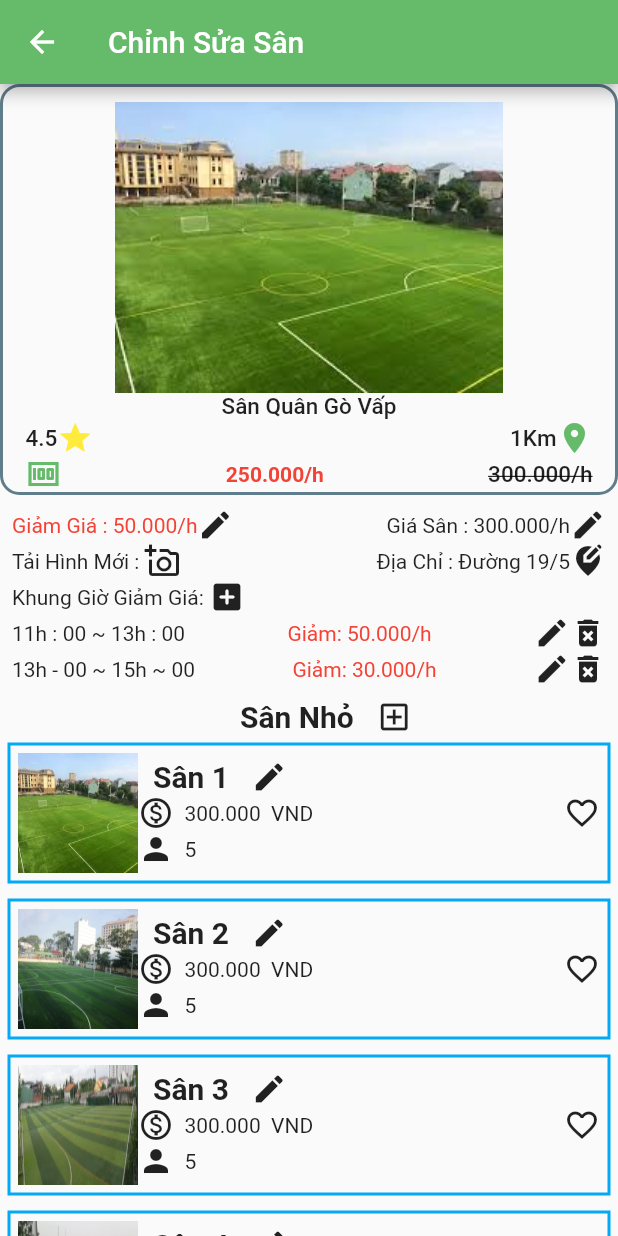
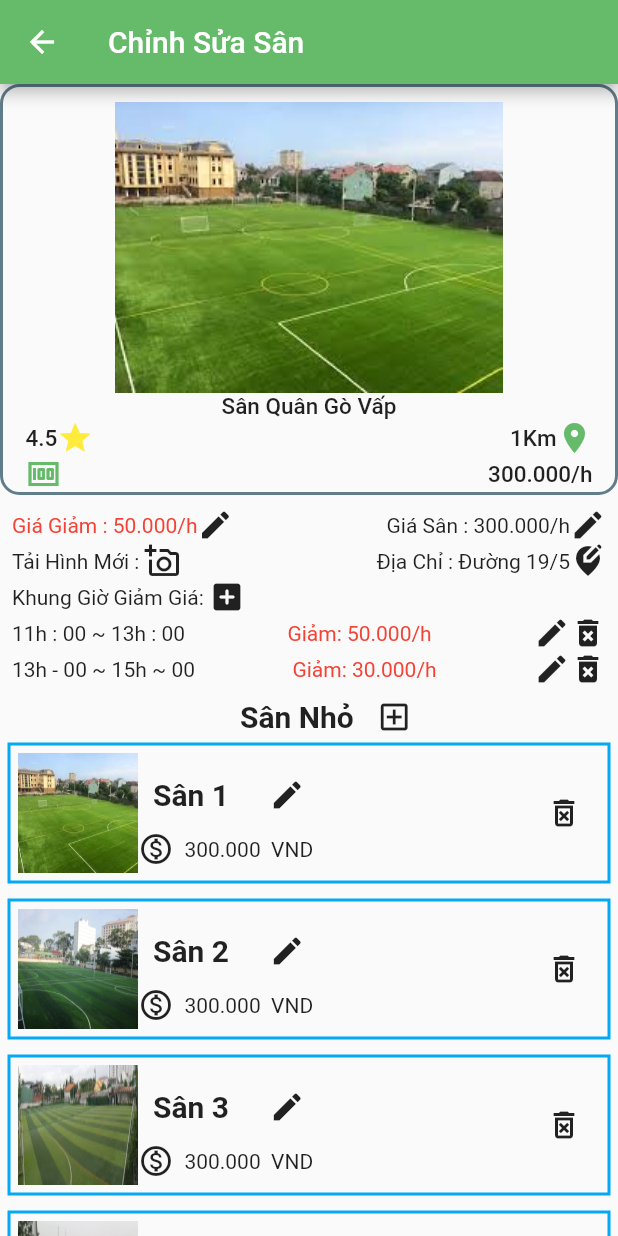
Before and after one commit to ATAnhTuan/HCI-Project-Mobile, a Flutter app: the HomeScreenOwner screen opened directly, after a tap on "Sân Quân Gò Vấp", on a phone screen of 412 x 824 dp. Run offline on Flutter 3.47's test engine with Material 2 defaults, Android fonts, the phone set to English and light mode, and no system bars; our stand-ins replace babstrap_settings_screen, flutter_svg, font_awesome_flutter, google_fonts, select_form_field, table_calendar; missing offline and left inert: otp_screen, pin_entry_text_field.

Commit message:
update owner

```diff
--- a/HCI-Project-Mobile/lib/Screen/Login/LoginScreen.dart
+++ b/HCI-Project-Mobile/lib/Screen/Login/LoginScreen.dart
@@ -3,9 +3,14 @@ import '../../components/responsive.dart';
 import 'components/login_form.dart';
 import 'components/login_screen_top_image.dart';
 
-class LoginScreen extends StatelessWidget {
+class LoginScreen extends StatefulWidget {
   const LoginScreen({Key? key}) : super(key: key);
 
+  @override
+  State<LoginScreen> createState() => _LoginScreenState();
+}
+
+class _LoginScreenState extends State<LoginScreen> {
   @override
   Widget build(BuildContext context) {
     return MaterialApp(
--- a/HCI-Project-Mobile/lib/Screen/Owner/Edit.dart
+++ b/HCI-Project-Mobile/lib/Screen/Owner/Edit.dart
@@ -106,19 +106,12 @@ class ItemSale extends StatelessWidget {
                   color: Colors.green[400],
                 ),
                 Spacer(),
-                Text(
-                  "250.000/h",
-                  style: TextStyle(
-                    color: Colors.red,
-                    fontWeight: FontWeight.bold,
-                  ),
-                ),
                 Spacer(),
                 Text("300.000/h",
                     style: TextStyle(
                         fontSize: 15,
                         fontWeight: FontWeight.w500,
-                        decoration: TextDecoration.lineThrough))
+                     ))
               ],
             )
           ],
@@ -142,7 +135,7 @@ class Edititem extends StatelessWidget {
           Row(
             children: [
               Text(
-                "Giảm Giá : 50.000/h",
+                "Giá Giảm : 50.000/h",
                 style: TextStyle(color: Colors.red),
               ),
               Icon(Icons.edit),
@@ -215,10 +208,8 @@ class ListItem extends StatelessWidget {
       padding: EdgeInsets.all(5),
       child: Container(
         padding: EdgeInsets.all(5),
-        decoration: BoxDecoration(border: Border.all(
-          color: Colors.lightBlue,
-          width: 2
-        )),
+        decoration: BoxDecoration(
+            border: Border.all(color: Colors.lightBlue, width: 2)),
         child: Row(
           children: <Widget>[
             Column(
@@ -245,7 +236,48 @@ class ListItem extends StatelessWidget {
                         fontSize: 20,
                       ),
                     ),
-                    Icon(Icons.edit)
+                    IconButton(
+                        onPressed: () => showDialog(
+                            context: context,
+                            builder: (BuildContext context) => AlertDialog(
+                                  title: const Text('AlertDialog Title'),
+                                  content: Container(
+                                    height: 150,
+                                    child: Column(
+                                      children: [
+                                        TextField(
+                                          obscureText: false,
+                                          decoration: InputDecoration(
+                                            border: OutlineInputBorder(),
+                                            labelText: 'Tên Sân',
+
+                                          ),
+                                        ),
+                                        Spacer(),
+                                        TextField(
+                                          obscureText: false,
+                                          decoration: InputDecoration(
+                                            border: OutlineInputBorder(),
+                                            labelText: 'Giá Tiền',
+                                          ),
+                                        ),
+                                      ],
+                                    ),
+                                  ),
+                                  actions: [
+                                    TextButton(
+                                      onPressed: () =>
+                                          Navigator.pop(context, 'Cancel'),
+                                      child: const Text('Cancel'),
+                                    ),
+                                    TextButton(
+                                      onPressed: () =>
+                                          Navigator.pop(context, 'OK'),
+                                      child: const Text('OK'),
+                                    ),
+                                  ],
+                                )),
+                        icon: Icon(Icons.edit))
                   ],
                 ),
                 Row(
@@ -254,17 +286,14 @@ class ListItem extends StatelessWidget {
                     Text("  300.000  VND  "),
                   ],
                 ),
-                Row(
-                  children: const [
-                    Icon(Icons.person),
-                    Text("  5    "),
-                  ],
-                )
               ],
             ),
             Spacer(),
             Column(
-              children: const [Icon(Icons.favorite_border_outlined)],
+              children: [
+                IconButton(
+                    onPressed: () {}, icon: Icon(Icons.delete_forever_outlined))
+              ],
             )
           ],
         ),
--- a/HCI-Project-Mobile/lib/Screen/Owner/HomeScreenOwner.dart
+++ b/HCI-Project-Mobile/lib/Screen/Owner/HomeScreenOwner.dart
@@ -56,18 +56,23 @@ class HomeScreenOwner extends StatelessWidget {
             ListItem(
               image: 'assets/images/govap.jpg',
               title: "  Sân Quân Gò Vấp",
+              money: "200.000VND",
             ),
             ListItem(
               image: 'assets/images/quan9.jpg',
               title: "  Sân Quận 9",
+
+              money: "250.000VND",
             ),
             ListItem(
               image: 'assets/images/quan1.jpg',
               title: "  Sân Quận 1",
+              money: "250.000VND",
             ),
             ListItem(
               image: 'assets/images/quan5.jpg',
               title: "  Sân Quận 5",
+              money: "300.000VND",
             ),
           ],
           ),
@@ -80,10 +85,11 @@ class HomeScreenOwner extends StatelessWidget {
 class ListItem extends StatelessWidget {
   final String image;
   final String title;
+  final String money;
   const ListItem({
     Key? key,
     required this.image,
-    required this.title,
+    required this.title, required this.money,
   }) : super(key: key);
   @override
   Widget build(BuildContext context) {
@@ -118,9 +124,11 @@ class ListItem extends StatelessWidget {
                     fontSize: 20,
                   ),
                 ),
-                Row(
+                Padding(
+                  padding: const EdgeInsets.only( left:10.0),
+                  child: Row(
+
                     children: const [
-                    Text("   2 Km  "),
                       Text("4.5"),
                       Icon(
                         Icons.star_outlined,
@@ -128,17 +136,26 @@ class ListItem extends StatelessWidget {
                       )
                     ],
                   ),
-                Row(
-                  children: const [
+                ),
+                Padding(
+                  padding: const EdgeInsets.only(left: 10),
+                  child: Row(
+                    children: [
                       Icon(Icons.monetization_on_outlined),
-                    Text("  200.000  VND"),
+                      Text(money),
                     ],
+                  ),
                 )
               ],
             ),
             Spacer(),
             Column(
-              children: const [Icon(Icons.favorite_border_outlined)],
+
+              children: [
+                IconButton
+                (
+                  onPressed: (){}, icon: Icon(Icons.delete_forever_outlined))
+                ],
             )
           ],
         ),
--- a/HCI-Project-Mobile/lib/main.dart
+++ b/HCI-Project-Mobile/lib/main.dart
@@ -6,9 +6,14 @@ void main() {
   runApp( MyApp());
 }
 
-class MyApp extends StatelessWidget {
+class MyApp extends StatefulWidget {
   const MyApp({Key? key}) : super(key: key);
 
+  @override
+  State<MyApp> createState() => _MyAppState();
+}
+
+class _MyAppState extends State<MyApp> {
   @override
   Widget build(BuildContext context) {
     return const MaterialApp(
```
Lines whose indentation alone changed are shown as unchanged.
